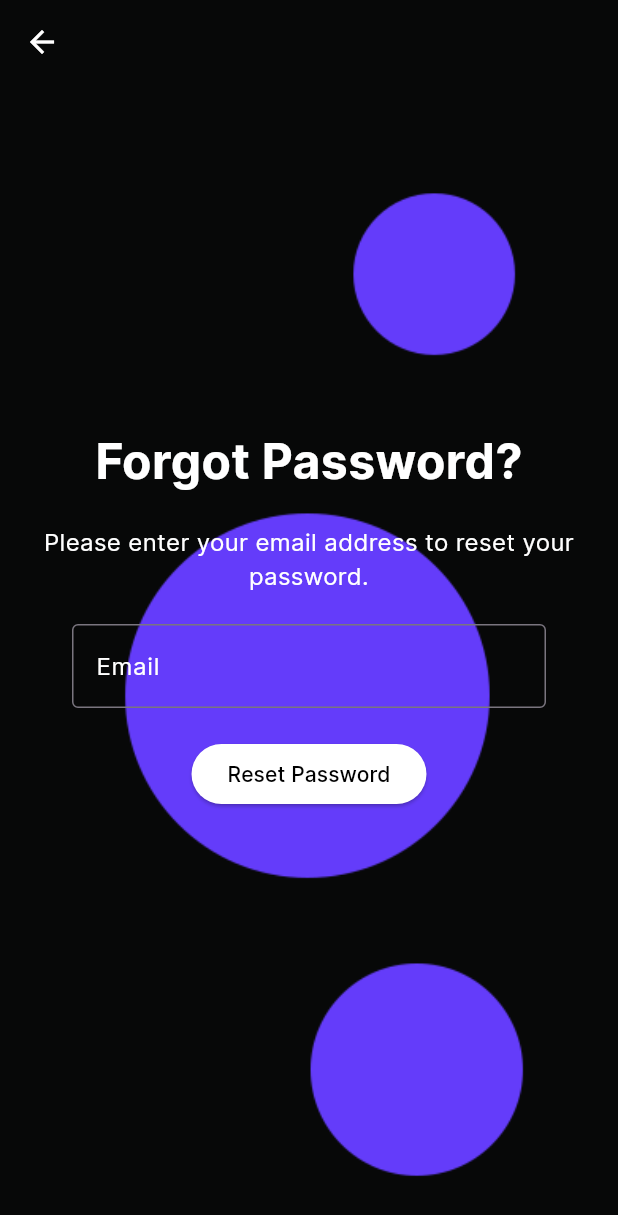
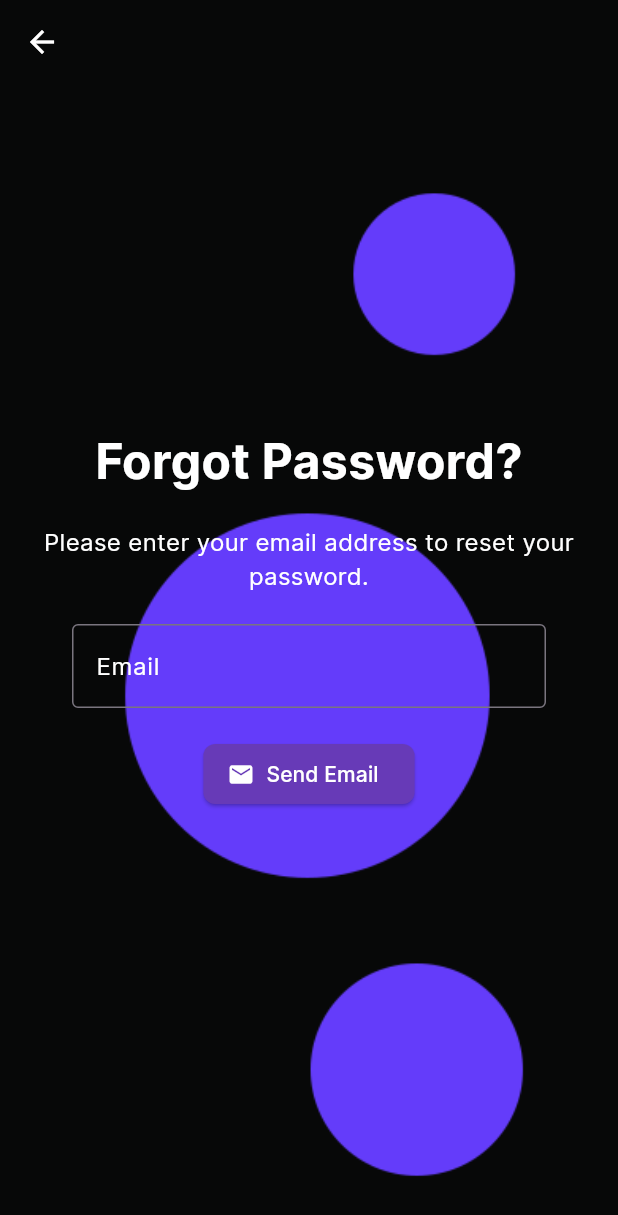
Before and after one commit to tanuvnair/flutter-heimdall, a Flutter app: the ForgotPasswordPage screen opened directly, on a phone screen of 412 x 824 dp. Shown: the top 1215 px of the screen. Run offline on Flutter 3.47's test engine with Material 3 defaults, Android fonts, the light colour scheme and no system bars; our stand-ins replace firebase_core; accounts and stored records are empty.

```diff
--- a/lib/forgot_password_page.dart
+++ b/lib/forgot_password_page.dart
@@ -54,17 +54,18 @@ class ForgotPasswordPage extends StatelessWidget {
                   ),
                 ),
                 SizedBox(height: 20),
-                ElevatedButton(
+                ElevatedButton.icon(
                   onPressed: () {
-                    // Add logic to send reset password email
                   },
                   style: ElevatedButton.styleFrom(
-                    primary: Colors.white, // Set button background color to white
-                    onPrimary: Colors.black, // Set button text color to black
+                    primary: Colors.deepPurple, // Set button background color to deepPurple
+                    onPrimary: Colors.white, // Set button text color to white
+                    shape: RoundedRectangleBorder(borderRadius: BorderRadius.circular(8)), // Add rounded corners to button
                   ),
-                  child: Text(
-                    'Reset Password',
-                    style: TextStyle(color: Colors.black), // Set text color to black
+                  icon: Icon(Icons.mail), // Add icon to button
+                  label: Text(
+                    'Send Email',
+                    style: TextStyle(color: Colors.white), // Set text color to white
                   ),
                 ),
               ],
```
Also changed, not shown: lib/dashboard_page.dart (+17 -5 lines).
